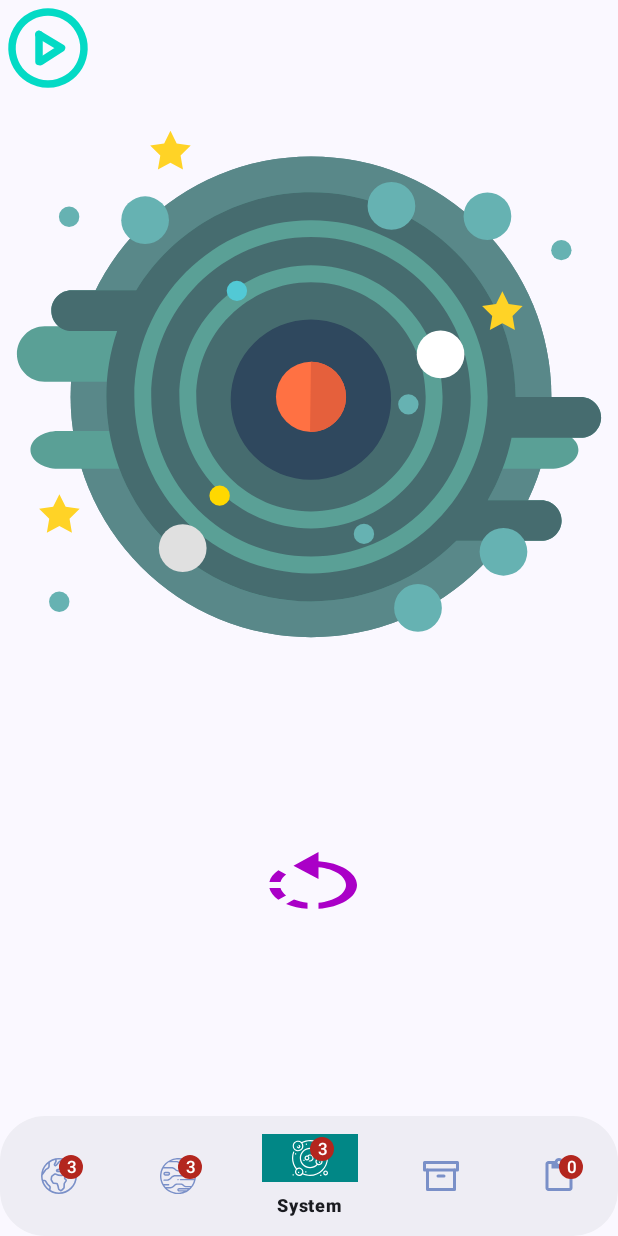
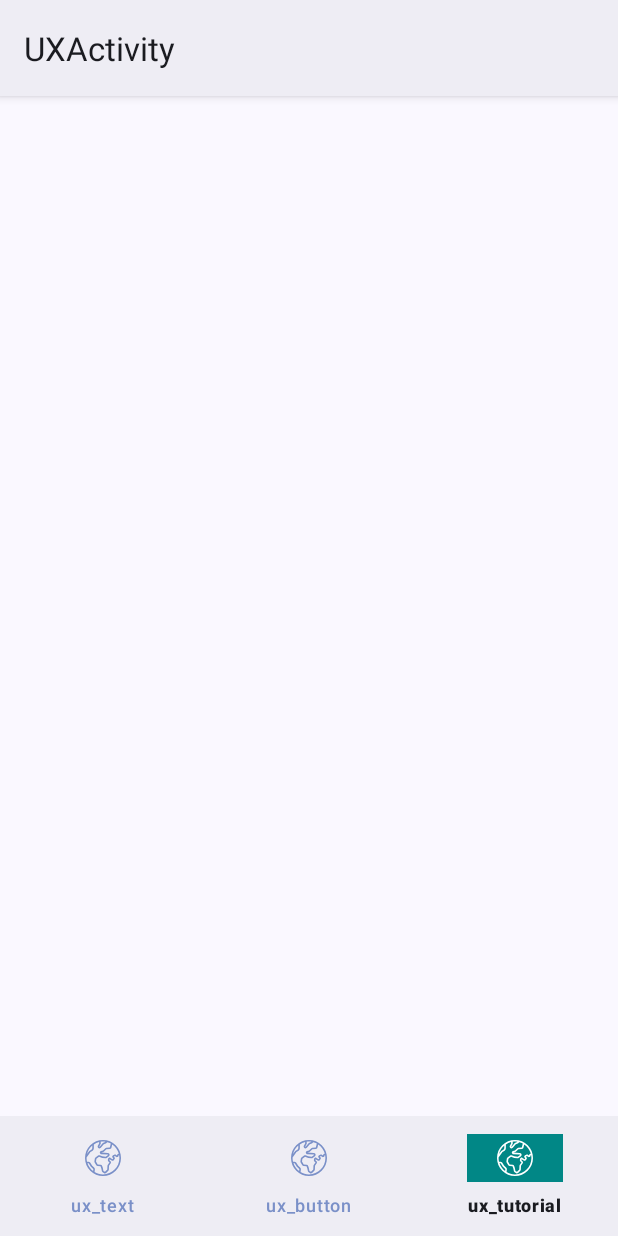
Before and after one commit to VasylDvorak/NASA_gallery, an Android app: the screen it shows after launch (BottomBarActivity before the commit, UXActivity after it), item 3 of the bottom bar chosen, on a phone screen of 412 x 824 dp. Run offline under Robolectric (Android 15) with nearby library versions, the phone set to English and light mode, and no system bars; Roboto replaces fonts that are not available here.

```diff
--- a/app/build.gradle
+++ b/app/build.gradle
@@ -62,6 +62,8 @@ dependencies {
     //Coil image download
     implementation 'io.coil-kt:coil:1.4.0'
     implementation 'io.coil-kt:coil:1.4.0'
+    implementation 'androidx.navigation:navigation-fragment-ktx:2.5.3'
+    implementation 'androidx.navigation:navigation-ui-ktx:2.5.3'
 
     //Test
     testImplementation 'junit:junit:4.13.2'
--- /dev/null
+++ b/app/src/main/java/com/nasa_gallery/ui/ux/ButtonUXFragment.kt
@@ -0,0 +1,7 @@
+package com.nasa_gallery.ui.ux
+
+import com.nasa_gallery.databinding.FragmentUxButtonBinding
+
+
+class ButtonUXFragment :
+    ViewBindingFragment<FragmentUxButtonBinding>(FragmentUxButtonBinding::inflate)
--- /dev/null
+++ b/app/src/main/java/com/nasa_gallery/ui/ux/TextUXFragment.kt
@@ -0,0 +1,6 @@
+package com.nasa_gallery.ui.ux
+
+
+import com.nasa_gallery.databinding.FragmentUxTextBinding
+
+class TextUXFragment : ViewBindingFragment<FragmentUxTextBinding>(FragmentUxTextBinding::inflate)
--- /dev/null
+++ b/app/src/main/java/com/nasa_gallery/ui/ux/TutorialButtonUXFragment.kt
@@ -0,0 +1,61 @@
+package com.nasa_gallery.ui.ux
+
+import android.app.ProgressDialog.show
+import android.os.Bundle
+import android.os.Handler
+import android.os.Looper
+import android.view.LayoutInflater
+import android.view.View
+import android.view.ViewGroup
+import androidx.fragment.app.Fragment
+
+import com.nasa_gallery.databinding.FragmentUxButtonBinding
+
+
+class TutorialButtonUXFragment : Fragment() {
+    private var _binding: FragmentUxButtonBinding? = null
+    private val binding: FragmentUxButtonBinding
+        get() = _binding!!
+
+    companion object {
+        fun newInstance() = TutorialButtonUXFragment()
+    }
+
+
+    override fun onViewCreated(view: View, savedInstanceState: Bundle?) {
+        super.onViewCreated(view, savedInstanceState)
+
+        Handler(Looper.getMainLooper()).postDelayed({
+            if (isAdded)// проверяем, не умер ли фрагент
+                show()
+        }, 500)
+    }
+
+    private fun show() {
+        /*
+        GuideView.Builder(requireContext())
+            .setTitle("Guide Title Text")
+            .setContentText("Guide Description Text\n .....Guide Description Text\n .....Guide Description Text .....")
+            .setTargetView(binding.btnBad)
+            .setDismissType(DismissType.outside) //optional - default dismissible by TargetView
+            .build()
+            .show()
+            */
+
+    }
+
+    override fun onCreateView(
+        inflater: LayoutInflater,
+        container: ViewGroup?,
+        savedInstanceState: Bundle?
+    ): View {
+        _binding = FragmentUxButtonBinding.inflate(inflater, container, false)
+        return binding.root
+    }
+
+
+    override fun onDestroy() {
+        super.onDestroy()
+        _binding = null
+    }
+}
--- /dev/null
+++ b/app/src/main/java/com/nasa_gallery/ui/ux/UXActivity.kt
@@ -0,0 +1,44 @@
+package com.nasa_gallery.ui.ux
+
+import android.os.Bundle
+import androidx.appcompat.app.AppCompatActivity
+import androidx.fragment.app.Fragment
+
+import com.nasa_gallery.R
+import com.nasa_gallery.databinding.ActivityUxBinding
+
+class UXActivity : AppCompatActivity() {
+    lateinit var binding: ActivityUxBinding
+    override fun onCreate(savedInstanceState: Bundle?) {
+
+        super.onCreate(savedInstanceState)
+        setTheme(R.style.ThemeNASAgallery)
+
+        binding = ActivityUxBinding.inflate(layoutInflater)
+
+        setContentView(binding.root)
+
+
+        binding.bottomNavigationViewUX.setOnItemSelectedListener {
+            when (it.itemId) {
+                R.id.fragment_ux_text -> {
+                    navigateTo(TextUXFragment())
+                }
+                R.id.fragment_ux_button -> {
+                    navigateTo(ButtonUXFragment())
+                }
+                R.id.fragment_ux_tutorial -> {
+                    navigateTo(TutorialButtonUXFragment.newInstance())
+                }
+            }
+            true
+        }
+
+        binding.bottomNavigationViewUX.selectedItemId = R.id.fragment_ux_button
+    }
+
+    private fun navigateTo(fragment: Fragment) {
+        supportFragmentManager.beginTransaction().replace(R.id.container, fragment).commit()
+    }
+
+}
--- /dev/null
+++ b/app/src/main/java/com/nasa_gallery/ui/ux/ViewBindingFragment.kt
@@ -0,0 +1,33 @@
+package com.nasa_gallery.ui.ux
+
+import android.os.Bundle
+import android.view.LayoutInflater
+import android.view.View
+import android.view.ViewGroup
+import androidx.fragment.app.Fragment
+import androidx.viewbinding.ViewBinding
+
+abstract class ViewBindingFragment<T : ViewBinding>(
+    private val inflateBinding: (
+        inflater: LayoutInflater, root: ViewGroup?, attachToRoot: Boolean
+    ) -> T
+) : Fragment() {
+    private var _binding: T? = null
+
+    protected val binding: T
+        get() = _binding!!
+
+    override fun onCreateView(
+        inflater: LayoutInflater,
+        container: ViewGroup?,
+        savedInstanceState: Bundle?
+    ): View? {
+        _binding = inflateBinding.invoke(inflater, container, false)
+        return binding.root
+    }
+
+    override fun onDestroyView() {
+        super.onDestroyView()
+        _binding = null
+    }
+}
--- /dev/null
+++ b/app/src/main/res/drawable/splash_background.xml
@@ -0,0 +1,12 @@
+<?xml version="1.0" encoding="utf-8"?>
+<layer-list xmlns:android="http://schemas.android.com/apk/res/android"
+    android:opacity="opaque">
+
+    <item android:drawable="@android:color/white" />
+
+    <item>
+        <bitmap
+            android:gravity="center"
+            android:src="@drawable/ic_splash_screen" />
+    </item>
+</layer-list>
--- /dev/null
+++ b/app/src/main/res/layout/activity_ux.xml
@@ -0,0 +1,29 @@
+<?xml version="1.0" encoding="utf-8"?>
+<androidx.constraintlayout.widget.ConstraintLayout xmlns:android="http://schemas.android.com/apk/res/android"
+    xmlns:app="http://schemas.android.com/apk/res-auto"
+    xmlns:tools="http://schemas.android.com/tools"
+    android:layout_width="match_parent"
+    android:layout_height="match_parent">
+
+    <FrameLayout
+        android:id="@+id/container"
+        android:layout_width="match_parent"
+        android:layout_height="match_parent"
+        android:layout_marginBottom="?actionBarSize"
+        app:layout_constraintBottom_toTopOf="@+id/bottomNavigationViewUX"
+        app:layout_constraintEnd_toEndOf="parent"
+        app:layout_constraintStart_toStartOf="parent"
+        app:layout_constraintTop_toTopOf="parent" />
+
+
+    <com.google.android.material.bottomnavigation.BottomNavigationView
+        android:id="@+id/bottomNavigationViewUX"
+        android:layout_width="match_parent"
+        android:layout_height="wrap_content"
+        app:labelVisibilityMode="auto"
+        app:itemHorizontalTranslationEnabled="true"
+        app:layout_constraintBottom_toBottomOf="parent"
+        app:layout_constraintEnd_toEndOf="parent"
+        app:layout_constraintStart_toStartOf="parent"
+        app:menu="@menu/menu_bottom_navigation_view_ux" />
+</androidx.constraintlayout.widget.ConstraintLayout>
--- /dev/null
+++ b/app/src/main/res/layout/fragment_ux_button.xml
@@ -0,0 +1,12 @@
+<?xml version="1.0" encoding="utf-8"?>
+<LinearLayout xmlns:android="http://schemas.android.com/apk/res/android"
+    xmlns:app="http://schemas.android.com/apk/res-auto"
+    android:layout_width="match_parent"
+    android:layout_height="match_parent"
+    android:gravity="center"
+    android:orientation="vertical">
+
+
+
+
+</LinearLayout>
--- /dev/null
+++ b/app/src/main/res/menu/menu_bottom_navigation_view_ux.xml
@@ -0,0 +1,20 @@
+<?xml version="1.0" encoding="utf-8"?>
+<menu xmlns:android="http://schemas.android.com/apk/res/android"
+    xmlns:app="http://schemas.android.com/apk/res-auto">
+    <item
+        android:id="@+id/fragment_ux_text"
+        android:icon="@drawable/ic_earth"
+        app:tooltipText = "fragment_ux "
+        android:title="ux_text" />
+    <item
+        android:id="@+id/fragment_ux_button"
+        android:icon="@drawable/ic_earth"
+        app:tooltipText = "fragment_ux "
+        android:title="ux_button" />
+    <item
+        android:id="@+id/fragment_ux_tutorial"
+        android:icon="@drawable/ic_earth"
+        app:tooltipText = "fragment_ux "
+        android:title="ux_tutorial" />
+
+</menu>
--- a/app/src/main/res/values/themes.xml
+++ b/app/src/main/res/values/themes.xml
@@ -2,7 +2,7 @@
     <!-- Base application theme. -->
     <style name="ThemeNASAgallery" parent="Theme.Material3.DynamicColors.DayNight">
         <!-- Primary brand color. -->
-<!--        <item name="windowActionBar">false</item>-->
+        <!--        <item name="windowActionBar">false</item>-->
         <item name="windowNoTitle">false</item>
         <item name="myColor">@color/indigo_light</item>
         <item name="colorPrimary">@color/pink_dark</item>
@@ -23,6 +23,10 @@
         <item name="bottomNavigationStyle">@style/MyBottomNavigationView</item>
         <item name="materialCardViewStyle">@style/MyCardViewStyle</item>
 
+
+    </style>
+    <style name="SplashTheme" parent="ThemeNASAgallery">
+        <item name= "android:windowBackground" >@drawable/splash_background</item>
 
     </style>
 
@@ -133,4 +137,13 @@
         <item name="backgroundTint">@color/color4</item>
     </style>
 
+    <style name="ThemeNASAgallery.NoActionBar">
+        <item name="windowActionBar">false</item>
+        <item name="windowNoTitle">true</item>
+    </style>
+
+    <style name="ThemeNASAgallery.AppBarOverlay" parent="ThemeOverlay.AppCompat.Dark.ActionBar" />
+
+    <style name="ThemeNASAgallery.PopupOverlay" parent="ThemeOverlay.AppCompat.Light" />
+
 </resources>
```
Also changed, not shown: app/src/main/AndroidManifest.xml (+18 -9 lines), app/src/main/java/com/nasa_gallery/ui/ux/SplashActivity.kt (added, +17 -0 lines), app/src/main/res/layout/activity_splash.xml (added, +16 -0 lines), app/src/main/res/layout/fragment_ux_text.xml (added, +12 -0 lines), app/src/main/res/navigation/nav_graph.xml (added, +28 -0 lines), app/src/main/res/values/strings.xml (+9 -0 lines), app/src/main/res/drawable/ic_splash_screen.png (added).
